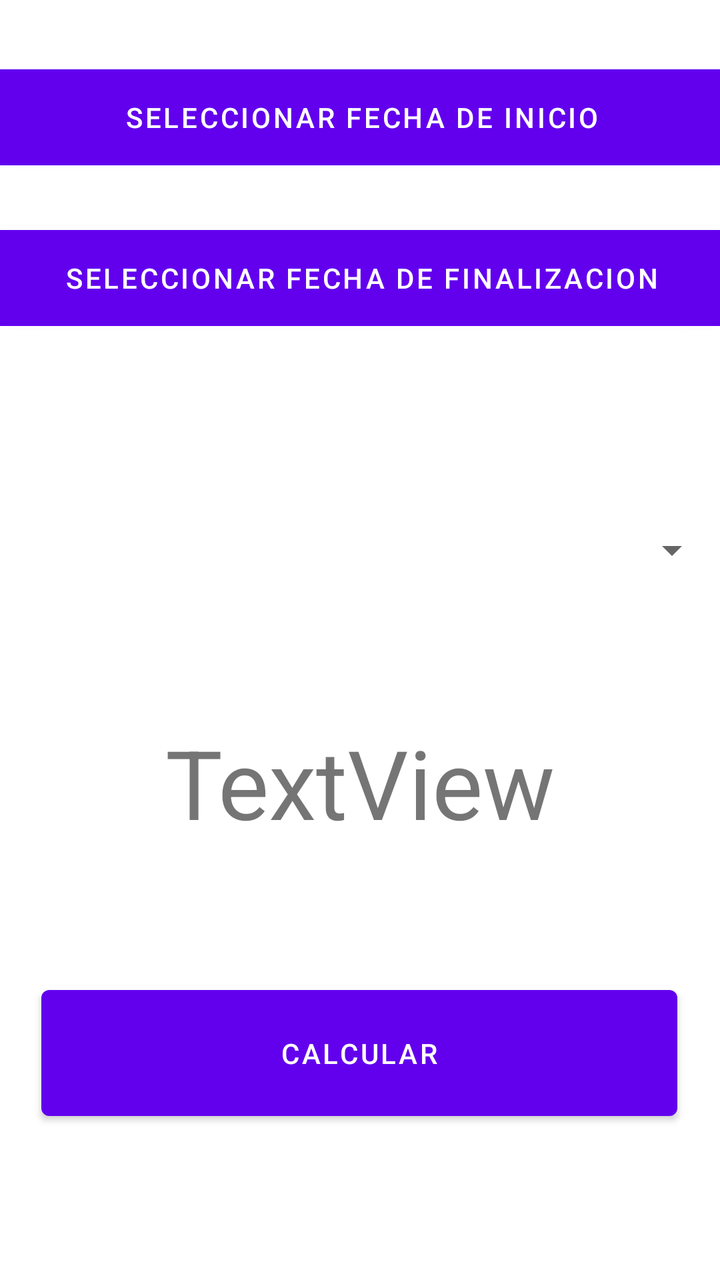
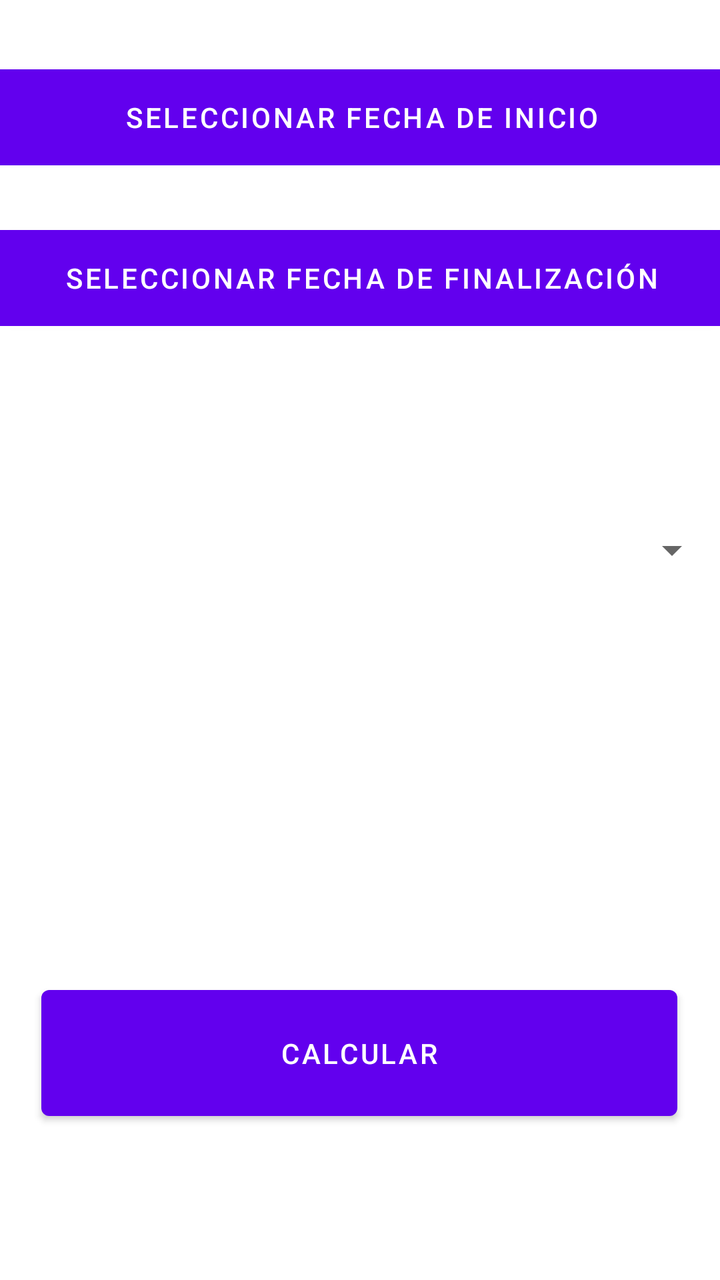

Before-and-after screenshots of an Android layout around one commit, followed by the original layout XML and the change that was made.
<!-- AndroidManifest.xml: application theme Theme.NiUnDiaGratis -->
<!-- res/layout/fragment_add_permiso.xml -->
<?xml version="1.0" encoding="utf-8"?>
<androidx.constraintlayout.widget.ConstraintLayout xmlns:android="http://schemas.android.com/apk/res/android"
    xmlns:app="http://schemas.android.com/apk/res-auto"
    xmlns:tools="http://schemas.android.com/tools"
    android:layout_width="match_parent"
    android:layout_height="match_parent"
    tools:context=".AddPermisoFragment">


    

    <Spinner
        android:id="@+id/spinnerTipo09"
        android:layout_width="360dp"
        android:layout_height="52dp"
        android:layout_marginBottom="188dp"
        android:prompt="@string/spinner_tipo_dia"
        app:layout_constraintBottom_toTopOf="@+id/buttonGuardar"
        app:layout_constraintEnd_toEndOf="parent"
        app:layout_constraintHorizontal_bias="0.49"
        app:layout_constraintStart_toStartOf="parent" />

    <Button
        android:id="@+id/buttonGuardar"
        android:layout_width="318dp"
        android:layout_height="75dp"
        android:layout_marginBottom="76dp"
        android:text="@string/btn_calcular"
        app:layout_constraintBottom_toBottomOf="parent"
        app:layout_constraintEnd_toEndOf="parent"
        app:layout_constraintHorizontal_bias="0.494"
        app:layout_constraintStart_toStartOf="parent" />

    <Button
        android:id="@+id/btnFechaIniPerm09"
        android:layout_width="370dp"
        android:layout_height="60dp"
        android:text="@string/btn_fecha_inicio"
        app:layout_constraintBottom_toTopOf="@+id/btnFechaFinPerm09"
        app:layout_constraintEnd_toEndOf="parent"
        app:layout_constraintHorizontal_bias="0.487"
        app:layout_constraintStart_toStartOf="parent"
        app:layout_constraintTop_toTopOf="parent"
        app:layout_constraintVertical_bias="0.585" />

    <Button
        android:id="@+id/btnFechaFinPerm09"
        android:layout_width="370dp"
        android:layout_height="60dp"
        android:layout_marginBottom="80dp"
        android:text="@string/btn_fecha_fin"
        app:layout_constraintBottom_toTopOf="@+id/spinnerTipo09"
        app:layout_constraintEnd_toEndOf="parent"
        app:layout_constraintHorizontal_bias="0.487"
        app:layout_constraintStart_toStartOf="parent" />

    <TextView
        android:id="@+id/textViewTotalDias09"
        android:layout_width="wrap_content"
        android:layout_height="80dp"
        android:text="TextView"
        android:textAlignment="center"
        android:textSize="48sp"
        app:layout_constraintBottom_toTopOf="@+id/buttonGuardar"
        app:layout_constraintEnd_toEndOf="parent"
        app:layout_constraintStart_toStartOf="parent"
        app:layout_constraintTop_toBottomOf="@+id/spinnerTipo09"
        app:layout_constraintVertical_bias="0.537" />
</androidx.constraintlayout.widget.ConstraintLayout>
<!-- resources referenced by this layout -->
<resources>
  <string name="btn_calcular">Calcular</string>
  <string name="btn_fecha_fin">Seleccionar fecha de finalizacion</string>
  <string name="btn_fecha_inicio">Seleccionar fecha de inicio</string>
  <string name="spinner_tipo_dia">Seleccionar el tipo de día</string>
  <style name="Theme.NiUnDiaGratis" parent="Theme.MaterialComponents.DayNight.DarkActionBar">
          
          <item name="colorPrimary">@color/purple_500</item>
          <item name="colorPrimaryVariant">@color/purple_700</item>
          <item name="colorOnPrimary">@color/white</item>
          
          <item name="colorSecondary">@color/teal_200</item>
          <item name="colorSecondaryVariant">@color/teal_700</item>
          <item name="colorOnSecondary">@color/black</item>
          
          <item name="android:statusBarColor">?attr/colorPrimaryVariant</item>
          
      </style>
  <color name="purple_500">#FF6200EE</color>
  <color name="purple_700">#FF3700B3</color>
  <color name="white">#FFFFFFFF</color>
  <color name="teal_200">#FF03DAC5</color>
  <color name="teal_700">#FF018786</color>
  <color name="black">#FF000000</color>
</resources>

<!-- the commit's change to res/layout/fragment_add_permiso.xml (unified diff, before → after) -->
@@ -54,16 +54,5 @@
         app:layout_constraintHorizontal_bias="0.487"
         app:layout_constraintStart_toStartOf="parent" />
 
-    <TextView
-        android:id="@+id/textViewTotalDias09"
-        android:layout_width="wrap_content"
-        android:layout_height="80dp"
-        android:text="TextView"
-        android:textAlignment="center"
-        android:textSize="48sp"
-        app:layout_constraintBottom_toTopOf="@+id/buttonGuardar"
-        app:layout_constraintEnd_toEndOf="parent"
-        app:layout_constraintStart_toStartOf="parent"
-        app:layout_constraintTop_toBottomOf="@+id/spinnerTipo09"
-        app:layout_constraintVertical_bias="0.537" />
+    
 </androidx.constraintlayout.widget.ConstraintLayout>
<!-- resource entries referenced after the edit -->
@@ -1,7 +1,7 @@
 <!-- resources referenced by this layout -->
 <resources>
   <string name="btn_calcular">Calcular</string>
-  <string name="btn_fecha_fin">Seleccionar fecha de finalizacion</string>
+  <string name="btn_fecha_fin">Seleccionar fecha de finalización</string>
   <string name="btn_fecha_inicio">Seleccionar fecha de inicio</string>
   <string name="spinner_tipo_dia">Seleccionar el tipo de día</string>
   <style name="Theme.NiUnDiaGratis" parent="Theme.MaterialComponents.DayNight.DarkActionBar">
